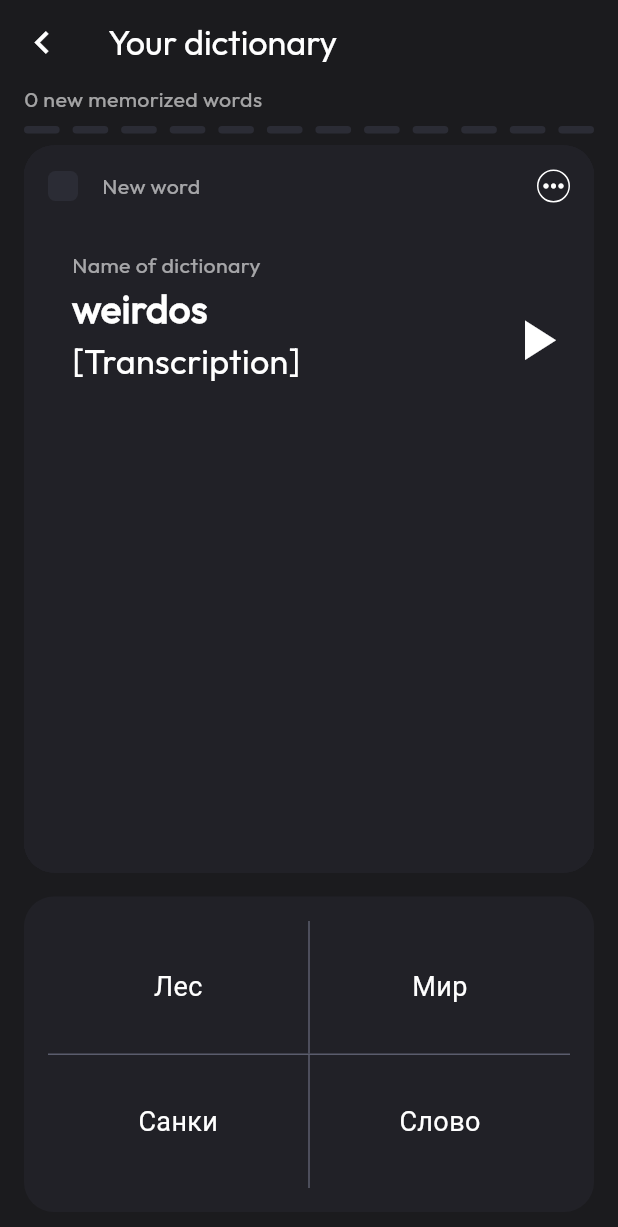
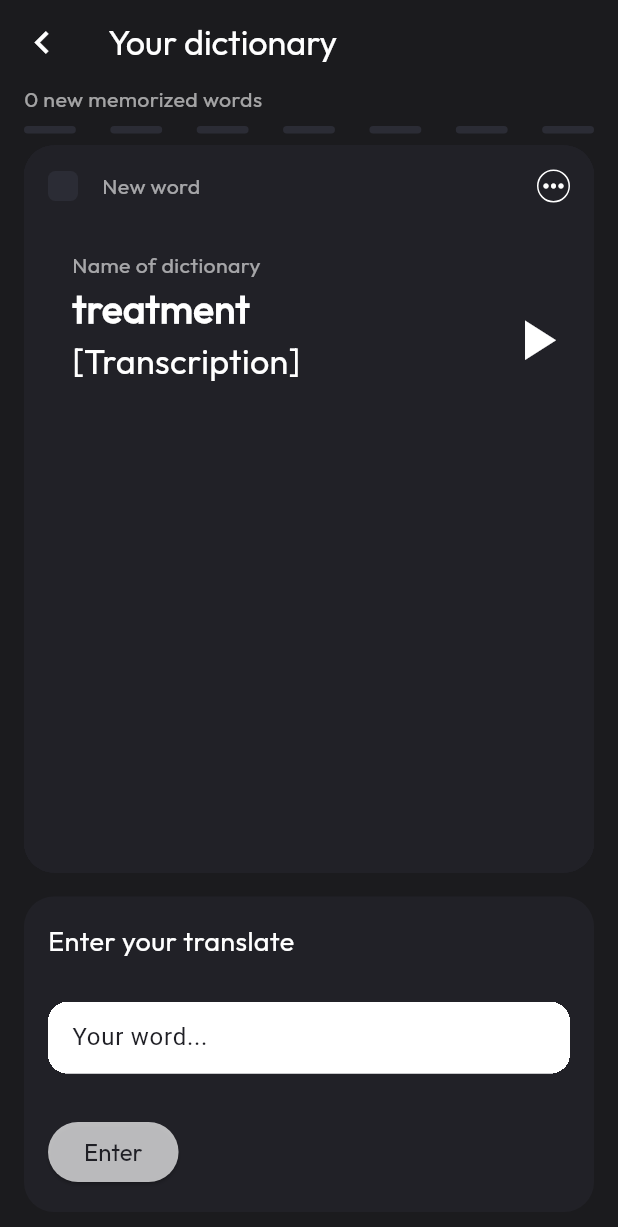
Before and after one commit to ericFlutterast/simply_english, a Flutter app: the CardWithTheWord screen opened by its route, on a phone screen of 412 x 824 dp. Shown: the top 1227 px of the screen. Run offline on Flutter 3.47's test engine with Material 3 defaults, Android fonts, the phone set to English and light mode, and no system bars; our stand-ins replace fl_chart, go_router.

Commit message:
added logic for words indecator

```diff
--- a/lib/src/moduls/main/presentor/screens/main_screen.dart
+++ b/lib/src/moduls/main/presentor/screens/main_screen.dart
@@ -167,16 +167,16 @@ class _DictionaryFromVocabularity extends StatelessWidget {
           _MainPageElementItem(
               title: 'Nature',
               leading: const Icon(Icons.nature, color: Colors.white),
-              onTap: () => context.pushNamed('/card_with_the_word')),
+              onTap: () => context.pushNamed('card_with_the_word')),
           _MainPageElementItem(
             title: 'Harry Potter',
             leading: const Icon(Icons.clear, color: Colors.white),
-            onTap: () => context.pushNamed('/card_with_the_word'),
+            onTap: () => context.pushNamed('card_with_the_word'),
           ),
           _MainPageElementItem(
             title: 'things from house',
             leading: const Icon(Icons.house, color: Colors.white),
-            onTap: () => context.pushNamed('/card_with_the_word'),
+            onTap: () => context.pushNamed('card_with_the_word'),
           )
         ],
       ),
--- /dev/null
+++ b/lib/src/moduls/share_dictionary/domain/dictionary_model.dart
@@ -0,0 +1,13 @@
+abstract class DictionaryModel {
+  static List<String> constDictionary = [
+    'sat',
+    'traffic jam',
+    'steering wheel',
+    'fell',
+    'weirdos',
+    'processing',
+    'treatment',
+  ];
+
+  static int dictionaryLength = constDictionary.length;
+}
--- a/lib/src/moduls/share_dictionary/presentor/screens/card_with_the_word.dart
+++ b/lib/src/moduls/share_dictionary/presentor/screens/card_with_the_word.dart
@@ -1,21 +1,24 @@
 import "package:flutter/material.dart";
 import "package:go_router/go_router.dart";
 import "package:simply_english/src/config/app_theme/app_theme_provider.dart";
+import "package:simply_english/src/config/app_theme/theme/theme.dart";
+import "package:simply_english/src/moduls/share_dictionary/domain/dictionary_model.dart";
+
 import "package:simply_english/src/moduls/share_dictionary/presentor/widgets/card_widget.dart";
 import "package:simply_english/src/moduls/share_dictionary/presentor/widgets/input_word_field.dart";
 import "package:simply_english/src/moduls/share_dictionary/presentor/widgets/select_the_rigth_word.dart";
 
-class CardWithTheWord extends StatelessWidget {
+class CardWithTheWord extends StatefulWidget {
   const CardWithTheWord({super.key});
 
   @override
+  State<CardWithTheWord> createState() => CardWithTheWordState();
+}
+
+class CardWithTheWordState extends State<CardWithTheWord> {
+  @override
   Widget build(BuildContext context) {
     final appTheme = context.theme;
-    final width = MediaQuery.of(context).size.width;
-    //final heigth = MediaQuery.of(context).size.height;
-    const int wordLength = 12;
-    const String translateForCurrentWord = 'Слово';
-    bool tempValue = false;
 
     return Scaffold(
       backgroundColor: appTheme.appColors.grayscale.g0,
@@ -51,34 +54,37 @@ class CardWithTheWord extends StatelessWidget {
                 child: Row(
                   mainAxisAlignment: MainAxisAlignment.spaceBetween,
                   children: List.generate(
-                    wordLength,
-                    (index) => Stack(
-                      children: [
-                        Container(
-                          width: (width - 32) / (wordLength + 4),
-                          height: 5,
-                          decoration: BoxDecoration(
-                            color: appTheme.appColors.grayscale.g4,
-                            borderRadius: BorderRadius.all(Radius.circular(appTheme.relativeSize.borderRadius)),
-                          ),
-                        ),
-                        AnimatedContainer(
-                          duration: const Duration(milliseconds: 300),
-                          width: 0, // (width - 32) / (wor dLength + 4),
-                          height: 5,
-                          decoration: BoxDecoration(
-                            color: appTheme.appColors.status.success,
-                            borderRadius: BorderRadius.all(Radius.circular(appTheme.relativeSize.borderRadius)),
-                          ),
-                        ),
-                      ],
-                    ),
+                    DictionaryModel.dictionaryLength,
+                    (index) {
+                      final itemWeigth =
+                          (MediaQuery.of(context).size.width - 32) / (DictionaryModel.dictionaryLength + 4);
+                      final amoutOfSelectItem =
+                          DictionaryModel.dictionaryLength - DictionaryModel.constDictionary.length;
+                      if (index < amoutOfSelectItem) {
+                        return IndicatorItem(
+                          itemWeigth: itemWeigth,
+                          isSelect: true,
+                        );
+                      }
+
+                      return IndicatorItem(
+                        itemWeigth: itemWeigth,
+                        isSelect: false,
+                      );
+                    },
                   ),
                 ),
               ),
-              const Expanded(
+              Expanded(
                 flex: 2,
-                child: TempWrap(),
+                child: Stack(
+                  children: DictionaryModel.constDictionary
+                      .map((word) => CardWidget(
+                            word: word,
+                            isFront: DictionaryModel.constDictionary.last == word,
+                          ))
+                      .toList(),
+                ),
               ),
               Expanded(
                 flex: 1,
@@ -89,7 +95,7 @@ class CardWithTheWord extends StatelessWidget {
                     color: appTheme.appColors.grayscale.g2,
                     borderRadius: BorderRadius.circular(appTheme.relativeSize.borderRadius),
                   ),
-                  child: true ? SelectTheRigthWord() : InputWordField(),
+                  child: false ? SelectTheRigthWord() : InputWordField(),
                 ),
               )
             ],
@@ -99,3 +105,46 @@ class CardWithTheWord extends StatelessWidget {
     );
   }
 }
+
+class IndicatorItem extends StatefulWidget {
+  const IndicatorItem({
+    super.key,
+    required this.isSelect,
+    required this.itemWeigth,
+  });
+
+  final double itemWeigth;
+  final bool isSelect;
+
+  @override
+  State<IndicatorItem> createState() => _IndicatorItemState();
+}
+
+class _IndicatorItemState extends State<IndicatorItem> {
+  @override
+  Widget build(BuildContext context) {
+    final AppTheme appTheme = context.theme;
+
+    return Stack(
+      children: [
+        Container(
+          width: widget.itemWeigth,
+          height: 5,
+          decoration: BoxDecoration(
+            color: appTheme.appColors.grayscale.g4,
+            borderRadius: BorderRadius.all(Radius.circular(appTheme.relativeSize.borderRadius)),
+          ),
+        ),
+        AnimatedContainer(
+          duration: const Duration(milliseconds: 300),
+          width: widget.isSelect ? widget.itemWeigth : 0,
+          height: 5,
+          decoration: BoxDecoration(
+            color: appTheme.appColors.status.success,
+            borderRadius: BorderRadius.all(Radius.circular(appTheme.relativeSize.borderRadius)),
+          ),
+        ),
+      ],
+    );
+  }
+}
--- a/lib/src/moduls/share_dictionary/presentor/widgets/card_widget.dart
+++ b/lib/src/moduls/share_dictionary/presentor/widgets/card_widget.dart
@@ -3,32 +3,10 @@ import 'dart:math';
 import 'package:flutter/material.dart';
 import 'package:simply_english/src/config/app_theme/app_theme_provider.dart';
 import 'package:simply_english/src/config/app_theme/theme/theme.dart';
+import 'package:simply_english/src/moduls/share_dictionary/domain/dictionary_model.dart';
+import 'package:simply_english/src/moduls/share_dictionary/presentor/screens/card_with_the_word.dart';
 
 enum AnswerStatus { correctAnswer, wrongAnswer }
-
-List<String> _listOfWords = [
-  'sat',
-  'traffic jam',
-  'steering wheel',
-  'fell',
-  'weirdos',
-];
-
-class TempWrap extends StatelessWidget {
-  const TempWrap({super.key});
-
-  @override
-  Widget build(BuildContext context) {
-    return Stack(
-      children: _listOfWords
-          .map((word) => CardWidget(
-                word: word,
-                isFront: _listOfWords.last == word,
-              ))
-          .toList(),
-    );
-  }
-}
 
 class CardWidget extends StatefulWidget {
   final String word;
@@ -106,12 +84,11 @@ class _CardWithWordState extends State<CardWidget> {
 
   AnswerStatus? _getStatus() {
     final x = _position.dx;
-    print(x);
 
     final status = switch (x) {
       >= 100 => AnswerStatus.correctAnswer,
       <= -100 => AnswerStatus.wrongAnswer,
-      _ => throw Exception(),
+      _ => null,
     };
 
     return status;
@@ -128,11 +105,15 @@ class _CardWithWordState extends State<CardWidget> {
   }
 
   Future _nextCard() async {
-    if (_listOfWords.isEmpty) return;
+    if (DictionaryModel.constDictionary.isEmpty) return;
 
-    await Future.delayed(const Duration(milliseconds: 200));
-    _listOfWords.removeLast();
-    //_endPosition();
+    await Future.delayed(const Duration(milliseconds: 200)).then((value) {
+      DictionaryModel.constDictionary.removeLast();
+      final state = context.findAncestorStateOfType<CardWithTheWordState>();
+      setState(() {
+        state!.setState(() {});
+      });
+    });
   }
 
   Widget buildFrontCard() {
```
